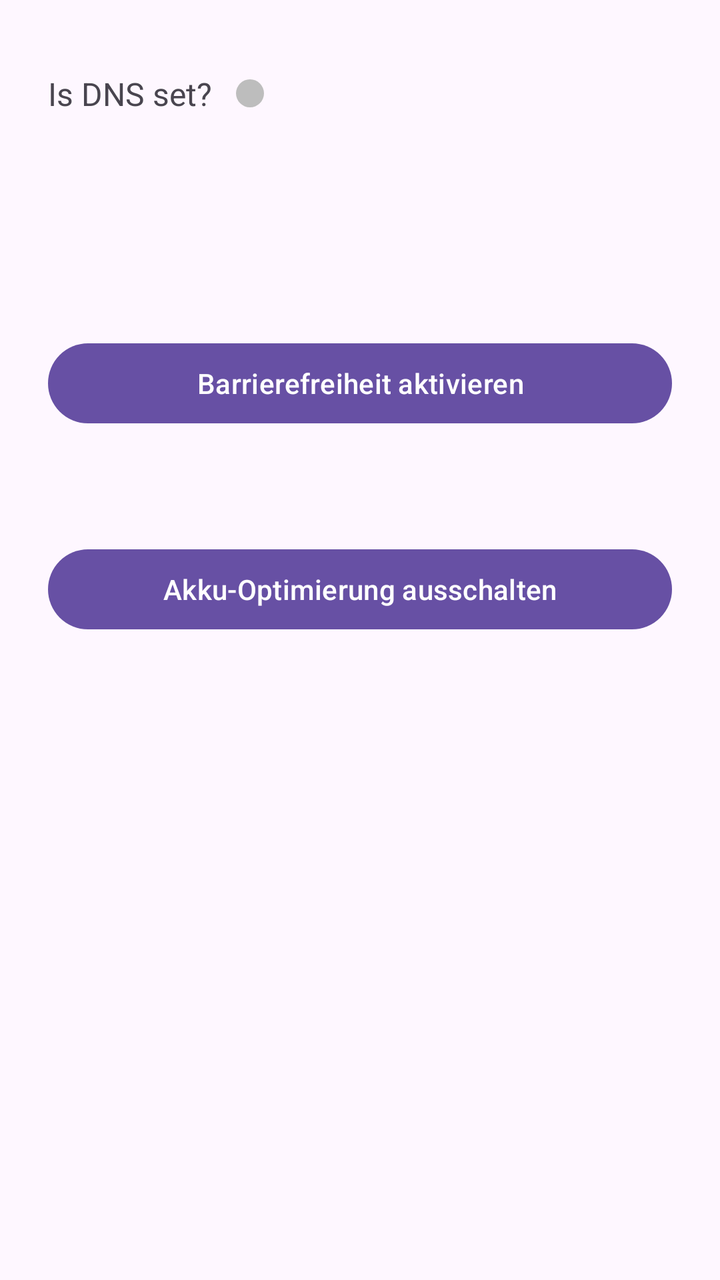
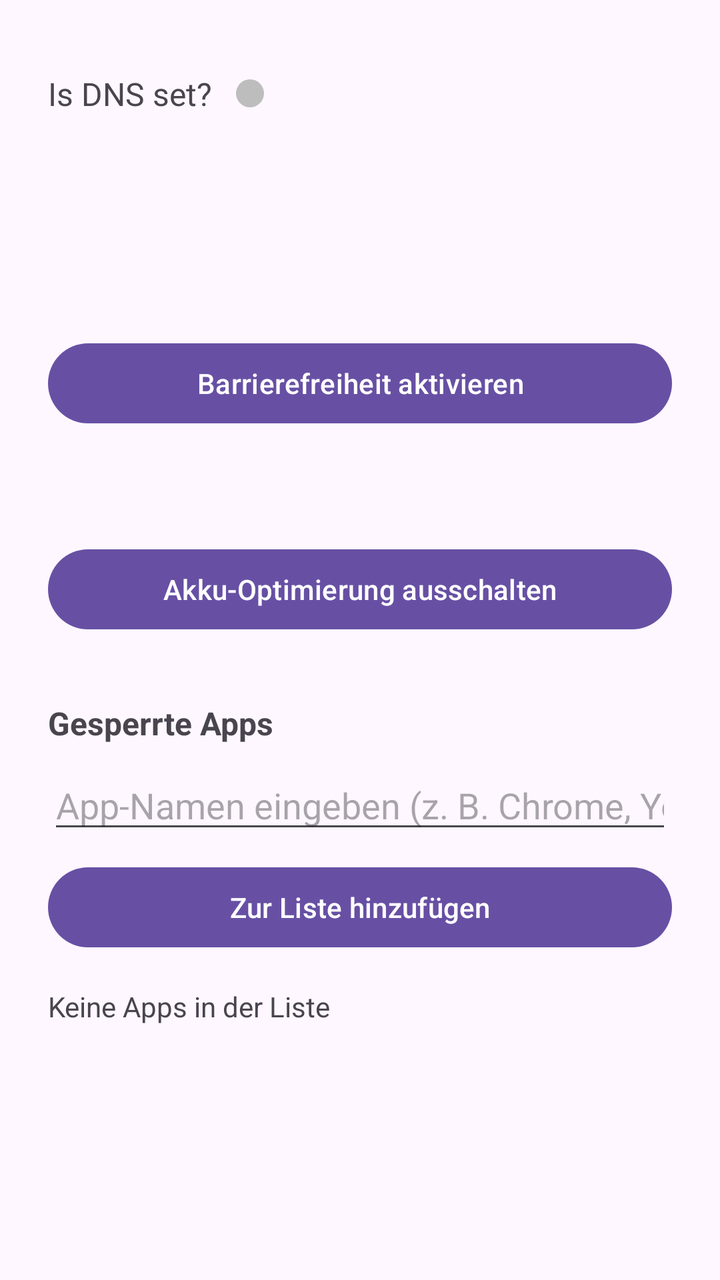

Compare the two renders of this Android layout. The source of the first and the diff that turns it into the second are given below.
<!-- AndroidManifest.xml: application theme Theme.Material3.DayNight -->
<!-- res/layout/activity_main.xml -->
<?xml version="1.0" encoding="utf-8"?>
<LinearLayout xmlns:android="http://schemas.android.com/apk/res/android"
    android:layout_width="match_parent"
    android:layout_height="match_parent"
    android:orientation="vertical"
    android:padding="24dp">

    <LinearLayout
        android:layout_width="match_parent"
        android:layout_height="wrap_content"
        android:layout_marginBottom="24dp"
        android:gravity="center_vertical"
        android:orientation="horizontal">

        <TextView
            android:id="@+id/dnsSetIndicator"
            android:layout_width="wrap_content"
            android:layout_height="wrap_content"
            android:paddingVertical="12dp"
            android:text="@string/is_dns_set"
            android:textSize="16sp" />

        <View
            android:id="@+id/dnsStatusDot"
            android:layout_width="14dp"
            android:layout_height="14dp"
            android:layout_marginStart="12dp"
            android:background="@drawable/dns_indicator_dot_inactive"
            android:contentDescription="@string/dns_status_indicator" />

    </LinearLayout>

    <TextView
        android:id="@+id/dnsResultText"
        android:layout_width="match_parent"
        android:layout_height="wrap_content"
        android:textSize="14sp"
        android:layout_marginBottom="24dp" />

    <TextView
        android:id="@+id/accessibilityStatusText"
        android:layout_width="match_parent"
        android:layout_height="wrap_content"
        android:textSize="14sp"
        android:layout_marginBottom="12dp" />

    <Button
        android:id="@+id/openAccessibilityButton"
        android:layout_width="match_parent"
        android:layout_height="wrap_content"
        android:layout_marginBottom="24dp"
        android:text="@string/open_accessibility_settings" />

    <TextView
        android:id="@+id/batteryStatusText"
        android:layout_width="match_parent"
        android:layout_height="wrap_content"
        android:textSize="14sp"
        android:layout_marginBottom="12dp" />

    <Button
        android:id="@+id/disableBatteryOptimizationButton"
        android:layout_width="match_parent"
        android:layout_height="wrap_content"
        android:text="@string/disable_battery_optimization" />

</LinearLayout>
<!-- resources referenced by this layout -->
<resources>
  <!-- drawable dns_indicator_dot_inactive (drawable) -->
  <?xml version="1.0" encoding="utf-8"?>
  <shape xmlns:android="http://schemas.android.com/apk/res/android"
      android:shape="oval">
      <solid android:color="@color/dns_unset_gray" />
      <size
          android:width="14dp"
          android:height="14dp" />
  </shape>
  <string name="disable_battery_optimization">Akku-Optimierung ausschalten</string>
  <string name="dns_status_indicator">DNS status indicator</string>
  <string name="is_dns_set">Is DNS set?</string>
  <string name="open_accessibility_settings">Barrierefreiheit aktivieren</string>
  <color name="dns_unset_gray">#FFBDBDBD</color>
</resources>

<!-- the commit's change to res/layout/activity_main.xml (unified diff, before → after) -->
@@ -1,67 +1,113 @@
 <?xml version="1.0" encoding="utf-8"?>
-<LinearLayout xmlns:android="http://schemas.android.com/apk/res/android"
+<ScrollView xmlns:android="http://schemas.android.com/apk/res/android"
     android:layout_width="match_parent"
     android:layout_height="match_parent"
-    android:orientation="vertical"
-    android:padding="24dp">
+    android:fillViewport="true">
 
     <LinearLayout
         android:layout_width="match_parent"
         android:layout_height="wrap_content"
-        android:layout_marginBottom="24dp"
-        android:gravity="center_vertical"
-        android:orientation="horizontal">
+        android:orientation="vertical"
+        android:padding="24dp">
+
+        <LinearLayout
+            android:layout_width="match_parent"
+            android:layout_height="wrap_content"
+            android:layout_marginBottom="24dp"
+            android:gravity="center_vertical"
+            android:orientation="horizontal">
+
+            <TextView
+                android:id="@+id/dnsSetIndicator"
+                android:layout_width="wrap_content"
+                android:layout_height="wrap_content"
+                android:paddingVertical="12dp"
+                android:text="@string/is_dns_set"
+                android:textSize="16sp" />
+
+            <View
+                android:id="@+id/dnsStatusDot"
+                android:layout_width="14dp"
+                android:layout_height="14dp"
+                android:layout_marginStart="12dp"
+                android:background="@drawable/dns_indicator_dot_inactive"
+                android:contentDescription="@string/dns_status_indicator" />
+
+        </LinearLayout>
 
         <TextView
-            android:id="@+id/dnsSetIndicator"
-            android:layout_width="wrap_content"
+            android:id="@+id/dnsResultText"
+            android:layout_width="match_parent"
             android:layout_height="wrap_content"
-            android:paddingVertical="12dp"
-            android:text="@string/is_dns_set"
-            android:textSize="16sp" />
+            android:layout_marginBottom="24dp"
+            android:textSize="14sp" />
 
-        <View
-            android:id="@+id/dnsStatusDot"
-            android:layout_width="14dp"
-            android:layout_height="14dp"
-            android:layout_marginStart="12dp"
-            android:background="@drawable/dns_indicator_dot_inactive"
-            android:contentDescription="@string/dns_status_indicator" />
+        <TextView
+            android:id="@+id/accessibilityStatusText"
+            android:layout_width="match_parent"
+            android:layout_height="wrap_content"
+            android:layout_marginBottom="12dp"
+            android:textSize="14sp" />
+
+        <Button
+            android:id="@+id/openAccessibilityButton"
+            android:layout_width="match_parent"
+            android:layout_height="wrap_content"
+            android:layout_marginBottom="24dp"
+            android:text="@string/open_accessibility_settings" />
+
+        <TextView
+            android:id="@+id/batteryStatusText"
+            android:layout_width="match_parent"
+            android:layout_height="wrap_content"
+            android:layout_marginBottom="12dp"
+            android:textSize="14sp" />
+
+        <Button
+            android:id="@+id/disableBatteryOptimizationButton"
+            android:layout_width="match_parent"
+            android:layout_height="wrap_content"
+            android:layout_marginBottom="32dp"
+            android:text="@string/disable_battery_optimization" />
+
+        <TextView
+            android:layout_width="match_parent"
+            android:layout_height="wrap_content"
+            android:layout_marginBottom="8dp"
+            android:text="@string/blocked_apps_title"
+            android:textSize="16sp"
+            android:textStyle="bold" />
+
+        <EditText
+            android:id="@+id/blockedAppNameInput"
+            android:layout_width="match_parent"
+            android:layout_height="wrap_content"
+            android:layout_marginBottom="8dp"
+            android:hint="@string/blocked_apps_hint"
+            android:imeOptions="actionDone"
+            android:inputType="textCapWords"
+            android:maxLines="1" />
+
+        <Button
+            android:id="@+id/addBlockedAppButton"
+            android:layout_width="match_parent"
+            android:layout_height="wrap_content"
+            android:layout_marginBottom="16dp"
+            android:text="@string/add_blocked_app" />
+
+        <TextView
+            android:id="@+id/blockedAppsEmptyText"
+            android:layout_width="match_parent"
+            android:layout_height="wrap_content"
+            android:text="@string/blocked_apps_empty"
+            android:textSize="14sp" />
+
+        <LinearLayout
+            android:id="@+id/blockedAppsListContainer"
+            android:layout_width="match_parent"
+            android:layout_height="wrap_content"
+            android:orientation="vertical" />
 
     </LinearLayout>
 
-    <TextView
-        android:id="@+id/dnsResultText"
-        android:layout_width="match_parent"
-        android:layout_height="wrap_content"
-        android:textSize="14sp"
-        android:layout_marginBottom="24dp" />
-
-    <TextView
-        android:id="@+id/accessibilityStatusText"
-        android:layout_width="match_parent"
-        android:layout_height="wrap_content"
-        android:textSize="14sp"
-        android:layout_marginBottom="12dp" />
-
-    <Button
-        android:id="@+id/openAccessibilityButton"
-        android:layout_width="match_parent"
-        android:layout_height="wrap_content"
-        android:layout_marginBottom="24dp"
-        android:text="@string/open_accessibility_settings" />
-
-    <TextView
-        android:id="@+id/batteryStatusText"
-        android:layout_width="match_parent"
-        android:layout_height="wrap_content"
-        android:textSize="14sp"
-        android:layout_marginBottom="12dp" />
-
-    <Button
-        android:id="@+id/disableBatteryOptimizationButton"
-        android:layout_width="match_parent"
-        android:layout_height="wrap_content"
-        android:text="@string/disable_battery_optimization" />
-
-</LinearLayout>
+</ScrollView>
<!-- resource entries referenced after the edit -->
@@ -9,6 +9,10 @@
           android:width="14dp"
           android:height="14dp" />
   </shape>
+  <string name="add_blocked_app">Zur Liste hinzufügen</string>
+  <string name="blocked_apps_empty">Keine Apps in der Liste</string>
+  <string name="blocked_apps_hint">App-Namen eingeben (z. B. Chrome, YouTube)</string>
+  <string name="blocked_apps_title">Gesperrte Apps</string>
   <string name="disable_battery_optimization">Akku-Optimierung ausschalten</string>
   <string name="dns_status_indicator">DNS status indicator</string>
   <string name="is_dns_set">Is DNS set?</string>
